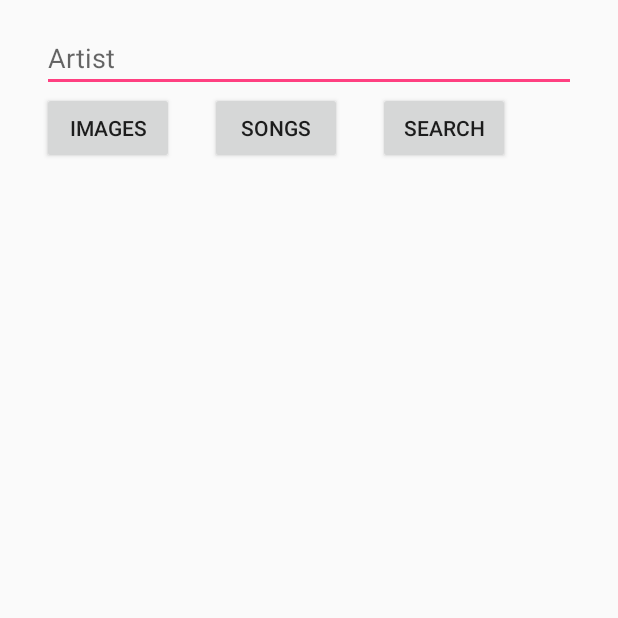
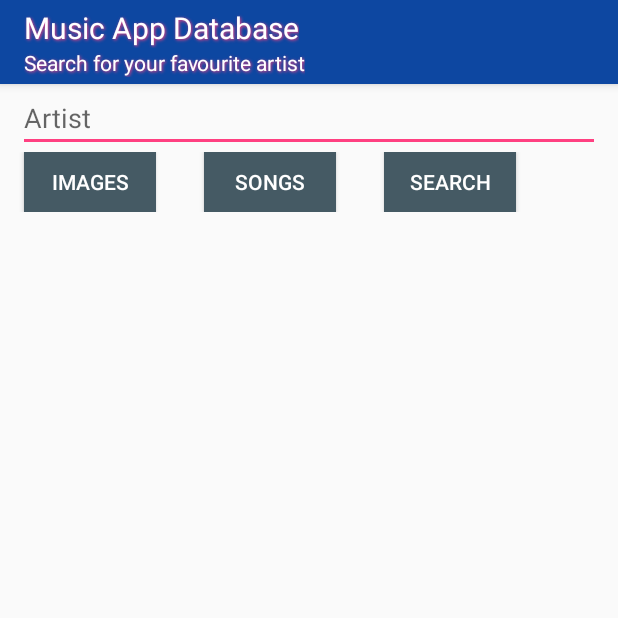
Before and after one commit to klevs/music_app, an Android app: the screen it shows after launch (MainActivity), on a phone screen of 412 x 824 dp, the top half of it. Run offline under Robolectric (Android 15) with nearby library versions, the phone set to English and light mode, and no system bars; our stand-ins replace ButterKnife; libraries missing offline, so code that uses them is left out: com.koushikdutta.ion; pictures from the network do not load.

Commit message:
final commit

```diff
--- a/app/src/main/java/com/example/kbarbosa/myapp/API/EchonestAPI.java
+++ b/app/src/main/java/com/example/kbarbosa/myapp/API/EchonestAPI.java
@@ -13,7 +13,7 @@ import retrofit2.http.Query;
  */
 public interface EchonestAPI {
 
-    String api_key = "VE57V7TZY1T8KGHNN";
+    String api_key = "";
     String BASE_URL = "http://developer.echonest.com/api/v4/";
 
     @GET("artist/search")
--- a/app/src/main/java/com/example/kbarbosa/myapp/model/Artist.java
+++ b/app/src/main/java/com/example/kbarbosa/myapp/model/Artist.java
@@ -8,7 +8,7 @@ public class Artist {
     private String name;
     private Biography[] biographies;
     private ArtistImage[] images;
-    private Song[]  songs;
+    private Song[] songs;
 
     public String getName() {
         return name;
--- /dev/null
+++ b/app/src/main/res/drawable/ic_img.xml
@@ -0,0 +1,4 @@
+<vector android:height="160dp" android:viewportHeight="24.0"
+    android:viewportWidth="24.0" android:width="160dp" xmlns:android="http://schemas.android.com/apk/res/android">
+    <path android:fillColor="#FF000000" android:pathData="M23,18V6c0,-1.1 -0.9,-2 -2,-2H3c-1.1,0 -2,0.9 -2,2v12c0,1.1 0.9,2 2,2h18c1.1,0 2,-0.9 2,-2zM8.5,12.5l2.5,3.01L14.5,11l4.5,6H5l3.5,-4.5z"/>
+</vector>
--- /dev/null
+++ b/app/src/main/res/drawable/my_button.xml
@@ -0,0 +1,15 @@
+<?xml version="1.0" encoding="utf-8"?>
+<shape xmlns:android="http://schemas.android.com/apk/res/android" android:shape="rectangle" >
+    <corners
+        android:radius="10dp"
+        />
+    <solid
+        android:color="#0D47A1"
+        />
+    <padding
+        android:left="0dp"
+        android:top="0dp"
+        android:right="0dp"
+        android:bottom="0dp"
+        />
+</shape>
--- a/app/src/main/res/layout/activity_main.xml
+++ b/app/src/main/res/layout/activity_main.xml
@@ -6,11 +6,21 @@
     android:layout_height="match_parent"
     android:fitsSystemWindows="true"
     android:orientation="vertical"
-    android:paddingBottom="@dimen/activity_vertical_margin"
-    android:paddingLeft="@dimen/activity_horizontal_margin"
-    android:paddingRight="@dimen/activity_horizontal_margin"
-    android:paddingTop="@dimen/activity_vertical_margin"
     tools:context="com.example.kbarbosa.myapp.MainActivity">
+
+    <android.support.v7.widget.Toolbar
+        android:id="@+id/toolbar"
+        style="@style/MyToolbar"
+        android:layout_width="match_parent"
+        android:layout_height="?attr/actionBarSize"
+        android:background="@color/colorPrimary"
+        android:elevation="4dp"
+        app:subtitle="Search for your favourite artist"
+        app:subtitleTextAppearance="@style/ToolbarTextAppearance.Subtitle"
+        app:theme="@style/ThemeOverlay.AppCompat.Dark.ActionBar"
+        app:title="Music App Database"
+        app:titleTextAppearance="@style/ToolbarTextAppearance.Title"
+        app:titleTextColor="#FFFFFF" />
 
 
     <EditText
@@ -26,31 +36,37 @@
         android:layout_height="wrap_content">
 
         <Button
-            android:id="@+id/imageButton"
+            android:id="@+id/image_button"
             android:layout_width="wrap_content"
-            android:layout_height="wrap_content"
+            android:layout_height="40dp"
             android:layout_gravity="end"
-            android:layout_marginLeft="12dp"
-            android:layout_marginRight="12dp"
-            android:text="images" />
+            android:layout_marginLeft="16dp"
+            android:layout_marginRight="16dp"
+            android:background="#455A64"
+            android:text="images"
+            android:textColor="#FFFFFF" />
 
         <Button
-            android:id="@+id/songButton"
+            android:id="@+id/song_button"
             android:layout_width="wrap_content"
-            android:layout_height="wrap_content"
+            android:layout_height="40dp"
             android:layout_gravity="end"
-            android:layout_marginLeft="12dp"
-            android:layout_marginRight="12dp"
-            android:text="songs" />
+            android:layout_marginLeft="16dp"
+            android:layout_marginRight="16dp"
+            android:background="#455A64"
+            android:text="songs"
+            android:textColor="#FFFFFF" />
 
         <Button
-            android:id="@+id/queryButton"
+            android:id="@+id/query_button"
             android:layout_width="wrap_content"
-            android:layout_height="wrap_content"
+            android:layout_height="40dp"
             android:layout_gravity="end"
-            android:layout_marginLeft="12dp"
-            android:layout_marginRight="12dp"
-            android:text="@string/buttonsearch" />
+            android:layout_marginLeft="16dp"
+            android:layout_marginRight="16dp"
+            android:background="#455A64"
+            android:text="@string/buttonsearch"
+            android:textColor="#FFFFFF" />
     </LinearLayout>
 
     <RelativeLayout
@@ -61,39 +77,53 @@
         <ScrollView
             android:id="@+id/results_container"
             android:layout_width="match_parent"
-            android:layout_height="wrap_content">
+            android:layout_height="wrap_content"
+            android:layout_marginBottom="10dp"
+            android:layout_marginLeft="5dp"
+            android:layout_marginRight="5dp"
+            android:layout_marginTop="10dp">
 
             <TextView
-                android:id="@+id/responseView"
+                android:id="@+id/response_view"
                 android:layout_width="wrap_content"
-                android:layout_height="wrap_content" />
+                android:layout_height="wrap_content"
+                android:layout_marginLeft="5dp"
+                android:layout_marginRight="5dp" />
         </ScrollView>
 
         <ImageView
-            android:id="@+id/imageView"
+            android:id="@+id/image_view"
             android:layout_width="match_parent"
             android:layout_height="match_parent"
-            android:layout_marginBottom="40dp"
-            android:layout_alignBottom="@+id/p_button"/>
+            android:layout_alignBottom="@+id/previous_button"
+            android:layout_marginBottom="50dp"
+            android:layout_marginLeft="5dp"
+            android:layout_marginRight="5dp"
+            android:layout_marginTop="10dp" />
 
         <Button
-            android:id="@+id/p_button"
+            android:id="@+id/previous_button"
             android:layout_width="wrap_content"
-            android:layout_height="wrap_content"
-            android:layout_marginTop="400dp"
+            android:layout_height="35dp"
             android:layout_gravity="bottom"
-            android:text="previous" />
+            android:layout_marginLeft="16dp"
+            android:layout_marginRight="16dp"
+            android:layout_marginTop="385dp"
+            android:background="@drawable/my_button"
+            android:text="previous"
+            android:textColor="#FFFFFF" />
 
         <Button
-            android:id="@+id/n_button"
+            android:id="@+id/next_button"
             android:layout_width="wrap_content"
-            android:layout_height="wrap_content"
-            android:layout_marginTop="400dp"
+            android:layout_height="35dp"
             android:layout_gravity="bottom"
             android:layout_marginLeft="265dp"
+            android:layout_marginRight="16dp"
+            android:layout_marginTop="385dp"
+            android:background="@drawable/my_button"
             android:text="next"
-            android:onClick="nextbutton"/>
-
+            android:textColor="#FFFFFF" />
 
     </RelativeLayout>
 </LinearLayout>
--- a/app/src/main/res/values-v21/styles.xml
+++ b/app/src/main/res/values-v21/styles.xml
@@ -4,6 +4,7 @@
         <item name="windowActionBar">false</item>
         <item name="windowNoTitle">true</item>
         <item name="android:windowDrawsSystemBarBackgrounds">true</item>
-        <item name="android:statusBarColor">@android:color/transparent</item>
+        <item name="android:statusBarColor">#000000</item>
+        <item name="android:navigationBarColor">#000000</item>
     </style>
 </resources>
--- a/app/src/main/res/values/colors.xml
+++ b/app/src/main/res/values/colors.xml
@@ -1,6 +1,6 @@
 <?xml version="1.0" encoding="utf-8"?>
 <resources>
-    <color name="colorPrimary">#3F51B5</color>
-    <color name="colorPrimaryDark">#303F9F</color>
+    <color name="colorPrimary">#0D47A1</color>
+    <color name="colorPrimaryDark">#0D47A1</color>
     <color name="colorAccent">#FF4081</color>
 </resources>
--- a/app/src/main/res/values/styles.xml
+++ b/app/src/main/res/values/styles.xml
@@ -17,4 +17,25 @@
 
     <style name="AppTheme.PopupOverlay" parent="ThemeOverlay.AppCompat.Light" />
 
+    <style name="ToolbarTextAppearance">
+        <item name="android:textColor">@android:color/white</item>
+        <item name="android:shadowDx">1</item>
+        <item name="android:shadowDy">1</item>
+        <item name="android:shadowRadius">2</item>
+        <item name="android:shadowColor">?colorAccent</item>
+    </style>
+
+    <style name="ToolbarTextAppearance.Title">
+        <item name="android:textSize">20sp</item>
+    </style>
+
+    <style name="ToolbarTextAppearance.Subtitle">
+        <item name="android:textSize">14sp</item>
+    </style>
+
+    <style name="MyToolbar">
+        <item name="theme">@style/ThemeOverlay.AppCompat.Dark</item>
+        <item name="android:background">?colorPrimary</item>
+    </style>
+
 </resources>
```
Also changed, not shown: app/src/main/java/com/example/kbarbosa/myapp/MainActivity.java (+172 -91 lines), app/src/main/java/com/example/kbarbosa/myapp/model/Biography.java (+9 -0 lines), app/src/main/res/mipmap-hdpi/image_not_found.png (added), app/src/main/res/mipmap-mdpi/ic_launcher.png (deleted), app/src/main/res/mipmap-xhdpi/ic_launcher.png (deleted), app/src/main/res/mipmap-xxhdpi/ic_launcher.png (deleted), app/src/main/res/mipmap-xxxhdpi/ic_launcher.png (deleted).
